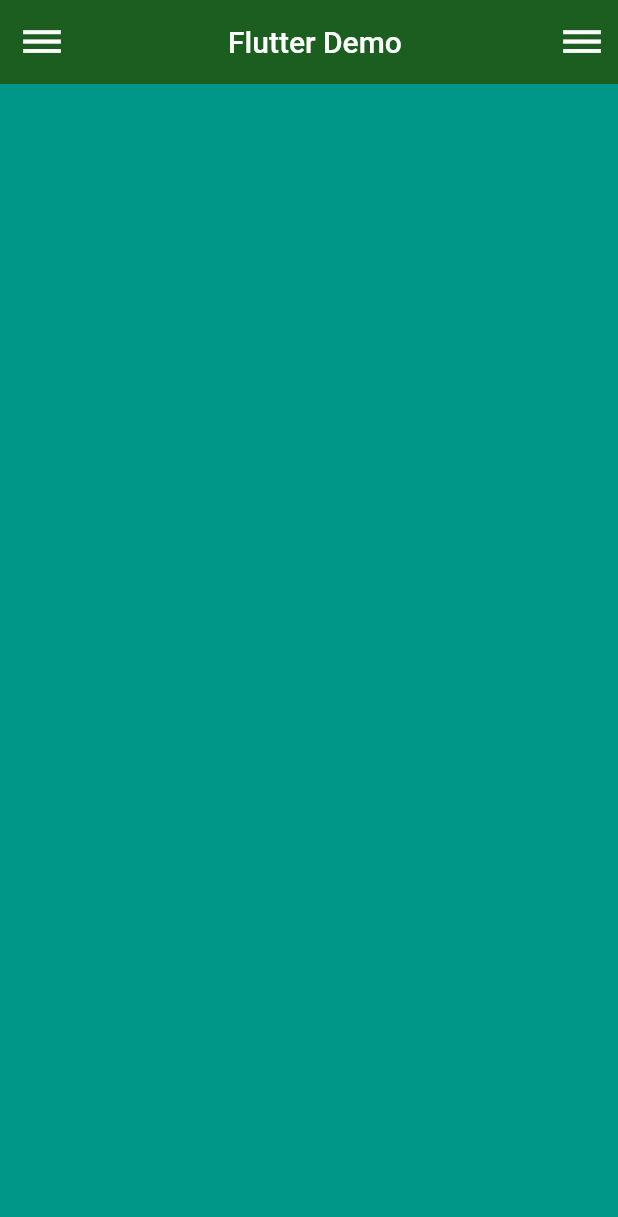
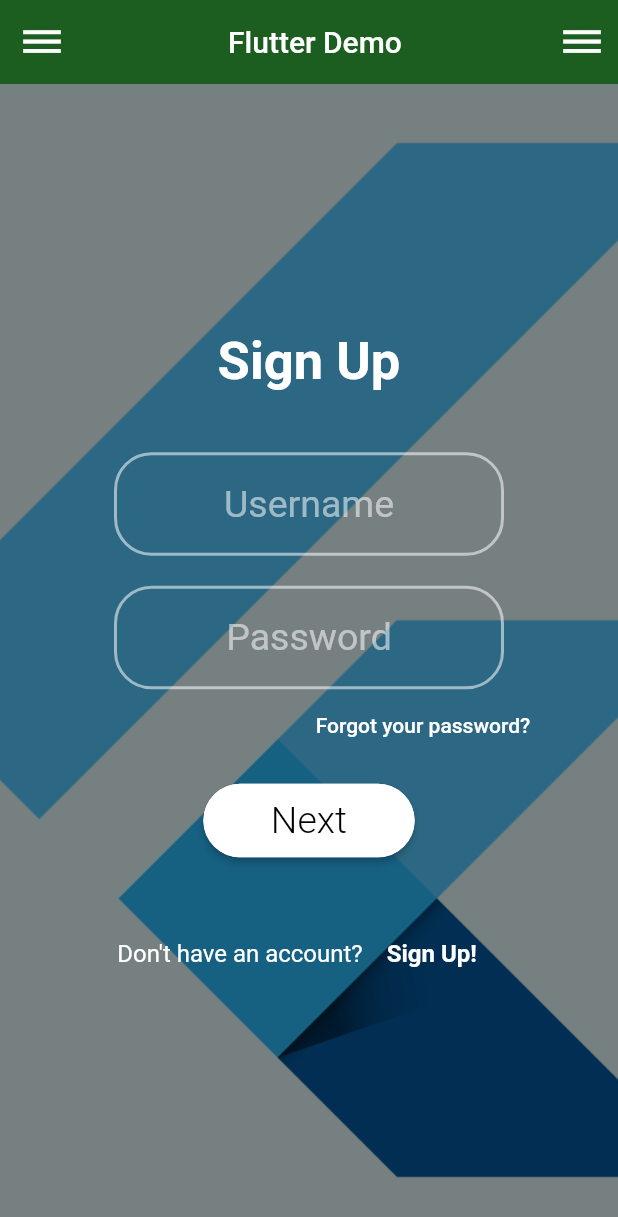
Before and after one commit to ewaldhorn/flutter_code_workshop, a Flutter app: the screen it shows after launch, on a phone screen of 412 x 824 dp. Shown: the top 1217 px of the screen. Run offline on Flutter 3.47's test engine with Material 2 defaults, Android fonts, the phone set to English and light mode, and no system bars.

Commit message:
Added stateless page.

```diff
--- /dev/null
+++ b/lib/pages/colour_picker_page.dart
@@ -0,0 +1,27 @@
+import 'package:flutter/material.dart';
+import 'package:flutter_talk_mar_2019/picker/flutter_hsvcolor_picker.dart';
+
+class ColourPickerPage extends StatefulWidget {
+  @override
+  State<StatefulWidget> createState() {
+    return _ColourPickerPageState();
+  }
+}
+
+class _ColourPickerPageState extends State<ColourPickerPage> {
+  @override
+  Widget build(BuildContext context) {
+    return Center(
+        child: Container(
+            width: 300,
+            child: Card(
+                shape: RoundedRectangleBorder(
+                    borderRadius: BorderRadius.all(Radius.circular(1.0))),
+                elevation: 4.0,
+                child: Padding(
+                    padding: const EdgeInsets.symmetric(
+                        horizontal: 14.0, vertical: 2.0),
+                    child: ColorPicker(
+                        color: Colors.blue, onChanged: (value) {})))));
+  }
+}
--- a/lib/pages/home_page.dart
+++ b/lib/pages/home_page.dart
@@ -1,4 +1,6 @@
 import 'package:flutter/material.dart';
+import 'package:flutter_talk_mar_2019/pages/colour_picker_page.dart';
+import 'package:flutter_talk_mar_2019/pages/stateless_page.dart';
 
 class HomePage extends StatefulWidget {
   @override
@@ -10,99 +12,111 @@ class HomePage extends StatefulWidget {
 class _HomePageState extends State<HomePage> {
   GlobalKey<ScaffoldState> scaffoldStateKey = GlobalKey();
 
-  int index = 0;
+  int index = 14;
 
-  Widget get page => this
-      .items
-      .firstWhere((item) => item == null ? false : item.index == this.index)
+  Widget get page => items
+      .firstWhere((item) => item == null ? false : item.index == index)
       .page;
 
   List<MenuItem> items = [
-    MenuItem(index: 0, icon: Icons.home, text: "Home Page", page: null),
-    MenuItem(index: 1, icon: Icons.account_balance, text: "", page: null),
+    MenuItem(
+        index: 0,
+        icon: Icons.color_lens,
+        text: "Colour Picker",
+        page: ColourPickerPage()),
+    MenuItem(index: 1, icon: Icons.headset, text: "", page: null),
     MenuItem(index: 2, icon: Icons.pie_chart, text: "", page: null),
     MenuItem(index: 3, icon: Icons.folder_special, text: "", page: null),
     MenuItem(index: 4, icon: Icons.dashboard, text: "", page: null),
-    MenuItem(index: 5, icon: Icons.landscape, text: "", page: null),
+    MenuItem(index: 5, icon: Icons.access_alarm, text: "", page: null),
+    MenuItem(index: 6, icon: Icons.keyboard_hide, text: "", page: null),
+    MenuItem(index: 7, icon: Icons.battery_charging_full, text: "", page: null),
+    MenuItem(index: 8, icon: Icons.rate_review, text: "", page: null),
+    MenuItem(index: 9, icon: Icons.call_end, text: "", page: null),
+    MenuItem(index: 10, icon: Icons.label_outline, text: "", page: null),
+    MenuItem(index: 11, icon: Icons.edit, text: "", page: null),
+    MenuItem(index: 12, icon: Icons.map, text: "", page: null),
+    MenuItem(index: 13, icon: Icons.memory, text: "", page: null),
+    MenuItem(
+        index: 14,
+        icon: Icons.move_to_inbox,
+        text: "Stateless Page",
+        page: StatelessPage()),
   ];
 
-  void drawerTogglePressed() => this.scaffoldStateKey.currentState.openDrawer();
+  void drawerTogglePressed() => scaffoldStateKey.currentState.openDrawer();
 
   void listTileOnTap(MenuItem item) {
-    this.index = item.index;
+    index = item.index;
+    Navigator.pop(scaffoldStateKey.currentContext);
   }
 
   Widget buildAppBar() {
-    return new AppBar(
+    return AppBar(
         elevation: 0.0,
         backgroundColor: Colors.green[900],
 
         //Center
-        title: new Center(
-            child: new Text("Flutter Demo", textAlign: TextAlign.center)),
+        title: Center(child: Text("Flutter Demo", textAlign: TextAlign.center)),
 
         //Left
-        leading: new IconButton(
-            onPressed: this.drawerTogglePressed,
-            icon: new IconTheme(
-                data: IconThemeData(size: 30.0),
-                child: new Icon(Icons.dehaze, color: Colors.white))),
+        leading: buildDrawerToggleButton(),
 
         //Right
-        actions: <Widget>[
-          new IconButton(
-              onPressed: this.drawerTogglePressed,
-              icon: new IconTheme(
-                  data: IconThemeData(size: 30.0),
-                  child: new Icon(Icons.dehaze, color: Colors.white)))
-        ]);
+        actions: <Widget>[buildDrawerToggleButton()]);
+  }
+
+  Widget buildDrawerToggleButton() {
+    return IconButton(
+        onPressed: drawerTogglePressed,
+        icon: IconTheme(
+            data: IconThemeData(size: 30.0),
+            child: Icon(Icons.dehaze, color: Colors.white)));
   }
 
   Widget buildDrawer() {
-    return new Drawer(
-        child: new DecoratedBox(
+    return Drawer(
+        child: DecoratedBox(
             decoration: BoxDecoration(color: Colors.red),
-            child: new Column(children: <Widget>[
+            child: SafeArea(
+                child: Column(children: <Widget>[
               //Header
-              this.buildDrawerHeader(),
+              buildDrawerHeader(),
 
               //List
-              new Expanded(
-                  child: new ListView(
-                      children:
-                          this.items.map(this.buildListViewItem).toList()))
-            ])));
+              Expanded(
+                  child:
+                      ListView(children: items.map(buildListViewItem).toList()))
+            ]))));
   }
 
   Widget buildDrawerHeader() {
-    return new DrawerHeader(
-        decoration: new BoxDecoration(color: Colors.blue[900]),
-        child: new Stack(children: <Widget>[
+    return DrawerHeader(
+        decoration: BoxDecoration(color: Colors.blue[900]),
+        child: Stack(children: <Widget>[
           //Avatar
-          new Align(
+          Align(
               alignment: Alignment.center,
-              child: new Column(
+              child: Column(
                   mainAxisSize: MainAxisSize.min,
                   crossAxisAlignment: CrossAxisAlignment.start,
                   children: <Widget>[
-                    new CircleAvatar(
+                    CircleAvatar(
                         radius: 34.0,
                         backgroundColor: Colors.blue[50],
-                        backgroundImage:
-                            new AssetImage("images/flutter_logo.png")),
-                    new Container(height: 10.0),
-                    new Text("D. Flutter",
-                        style:
-                            new TextStyle(color: Colors.white, fontSize: 18.0))
+                        backgroundImage: AssetImage("images/flutter_logo.png")),
+                    Container(height: 12.0),
+                    Text("D. Flutter",
+                        style: TextStyle(color: Colors.white, fontSize: 18.0))
                   ])),
 
           //Button
         ]));
   }
 
-  Widget buildDrawer22() {
-    return new Drawer(
-        child: new DecoratedBox(
+  Widget buildScrollableDrawer() {
+    return Drawer(
+        child: DecoratedBox(
             decoration: BoxDecoration(color: Colors.blue[50]),
             child: CustomScrollView(
                 scrollDirection: Axis.vertical,
@@ -113,38 +127,38 @@ class _HomePageState extends State<HomePage> {
                 shrinkWrap: false,
                 slivers: <Widget>[
                   //Body
-                  new SliverList(
+                  SliverList(
                       delegate: SliverChildListDelegate(
-                          <Widget>[this.buildDrawerHeader()])),
+                          <Widget>[buildDrawerHeader()])),
 
                   //Body
-                  new SliverList(
+                  SliverList(
                       delegate: SliverChildListDelegate(
-                          this.items.map(this.buildListViewItem).toList()))
+                          items.map(buildListViewItem).toList()))
                 ])));
   }
 
   Widget buildListViewItem(MenuItem item) {
-    if (item == null) return new Divider(height: 6.0);
+    if (item == null) return Divider(height: 6.0);
 
-    return new ListTile(
-        selected: item.index == this.index,
-        leading: new Icon(item.icon),
-        title: new Text(item.text),
-        onTap: () => super.setState(() => this.listTileOnTap(item)));
+    return ListTile(
+        selected: item.index == index,
+        leading: Icon(item.icon),
+        title: Text(item.text),
+        onTap: () => super.setState(() => listTileOnTap(item)));
   }
 
   @override
   Widget build(BuildContext context) {
-    return new MaterialApp(
+    return MaterialApp(
         debugShowCheckedModeBanner: false,
         title: "Flutter Demo",
-        home: new Scaffold(
-            key: this.scaffoldStateKey,
-            backgroundColor: Colors.teal,
-            body: this.page,
-            appBar: this.buildAppBar(),
-            drawer: this.buildDrawer22()));
+        home: Scaffold(
+            key: scaffoldStateKey,
+            backgroundColor: Colors.teal[50],
+            body: page,
+            appBar: buildAppBar(),
+            drawer: SafeArea(child: buildScrollableDrawer())));
   }
 }
 
--- /dev/null
+++ b/lib/pages/stateless_page.dart
@@ -0,0 +1,112 @@
+import 'package:flutter/material.dart';
+import 'package:flutter_talk_mar_2019/widgets/page_background_image.dart';
+
+class StatelessPage extends StatelessWidget {
+  @override
+  Widget build(BuildContext context) {
+    final widgetWidth = 260.0;
+
+    return Stack(alignment: AlignmentDirectional.center, children: [
+      PageBackgroundImage('images/flutter_logo_no_background.png'),
+      Column(mainAxisAlignment: MainAxisAlignment.center, children: <Widget>[
+        Container(
+            child: Text("Sign Up",
+                style: TextStyle(
+                    color: Colors.white,
+                    fontSize: 35.0,
+                    fontWeight: FontWeight.bold)),
+            margin: EdgeInsets.fromLTRB(0.0, 0.0, 0.0, 40.0)),
+        Container(
+          child: TextField(
+              textAlign: TextAlign.center,
+              decoration: InputDecoration(
+                  hintText: "Username",
+                  hintStyle: buildHintTextStyle(),
+                  enabledBorder: buildOutlineInputBorder(),
+                  focusedBorder: buildOutlineInputBorderFocused(),
+                  border: buildOutlineInputBorder()),
+              style: buildTextStyle()),
+          margin: EdgeInsets.fromLTRB(0, 0, 0, 20),
+          width: widgetWidth,
+        ),
+        Container(
+          child: TextField(
+              textAlign: TextAlign.center,
+              decoration: InputDecoration(
+                  hintText: "Password",
+                  hintStyle: buildHintTextStyle(),
+                  enabledBorder: buildOutlineInputBorder(),
+                  focusedBorder: buildOutlineInputBorderFocused(),
+                  border: buildOutlineInputBorder()),
+              obscureText: true,
+              style: buildTextStyle()),
+          width: widgetWidth,
+        ),
+        Row(
+          mainAxisSize: MainAxisSize.max,
+          mainAxisAlignment: MainAxisAlignment.end,
+          children: [
+            Container(
+              width: widgetWidth,
+              child: FlatButton(
+                  child: Text(
+                    "Forgot your password?",
+                    textAlign: TextAlign.end,
+                    style: TextStyle(color: Colors.white),
+                  ),
+                  onPressed: () {}),
+            )
+          ],
+        ),
+        Container(
+          child: RaisedButton(
+            onPressed: () {},
+            child: Text("Next",
+                style: TextStyle(
+                    color: Colors.black,
+                    fontSize: 25,
+                    fontWeight: FontWeight.w300)),
+            color: Colors.white,
+            shape: OutlineInputBorder(
+                borderRadius: BorderRadius.all(Radius.circular(25)),
+                borderSide: BorderSide(color: Colors.white)),
+            padding: EdgeInsets.fromLTRB(45, 10, 45, 10),
+          ),
+          margin: EdgeInsets.fromLTRB(0, 15, 0, 40),
+        ),
+        Container(
+            width: widgetWidth,
+            child: Row(mainAxisAlignment: MainAxisAlignment.center, children: [
+              Text("Don't have an account?",
+                  style: TextStyle(color: Colors.white, fontSize: 16)),
+              FlatButton(
+                  child: Text("Sign Up!",
+                      style: TextStyle(
+                          color: Colors.white,
+                          fontSize: 16,
+                          fontWeight: FontWeight.bold)),
+                  onPressed: () {})
+            ]))
+      ])
+    ]);
+  }
+
+  OutlineInputBorder buildOutlineInputBorder() {
+    return OutlineInputBorder(
+        borderRadius: BorderRadius.all(Radius.circular(25.0)),
+        borderSide: BorderSide(
+            color: Colors.white54, style: BorderStyle.solid, width: 2));
+  }
+
+  OutlineInputBorder buildOutlineInputBorderFocused() {
+    return OutlineInputBorder(
+        borderRadius: BorderRadius.all(Radius.circular(25.0)),
+        borderSide: BorderSide(
+            color: Colors.white, style: BorderStyle.solid, width: 5));
+  }
+
+  TextStyle buildHintTextStyle() =>
+      TextStyle(color: Colors.white54, fontSize: 25);
+
+  TextStyle buildTextStyle() => TextStyle(color: Colors.white, fontSize: 25);
+}
--- /dev/null
+++ b/lib/widgets/page_background_image.dart
@@ -0,0 +1,18 @@
+import 'package:flutter/material.dart';
+
+class PageBackgroundImage extends StatelessWidget {
+  PageBackgroundImage(this.assetPath);
+
+  final String assetPath;
+
+  @override
+  Widget build(BuildContext context) {
+    return Image.asset(assetPath,
+        fit: BoxFit.cover,
+        filterQuality: FilterQuality.low,
+        color: Color.fromARGB(120, 0, 0, 0),
+        colorBlendMode: BlendMode.darken,
+        height: double.infinity,
+        width: double.infinity);
+  }
+}
--- a/pubspec.yaml
+++ b/pubspec.yaml
@@ -23,3 +23,4 @@ flutter:
 
   assets:
     - images/flutter_logo.png
+    - images/flutter_logo_no_background.png
```
Also changed, not shown: images/flutter_logo_no_background.png (added).
